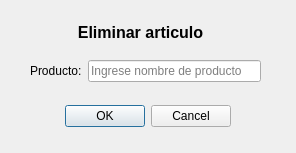
Old version of the form app_proyecto/Qt/window_eliminar.ui in the repository nvargas24/App_stock.
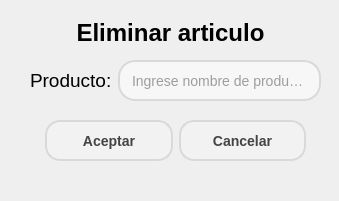
New version of the form.

Diff of the .ui file:
```diff
--- a/app_proyecto/Qt/window_eliminar.ui
+++ b/app_proyecto/Qt/window_eliminar.ui
@@ -6,36 +6,20 @@
    <rect>
     <x>0</x>
     <y>0</y>
-    <width>296</width>
-    <height>153</height>
+    <width>339</width>
+    <height>201</height>
    </rect>
   </property>
   <property name="windowTitle">
    <string>Dialog</string>
   </property>
-  <widget class="QDialogButtonBox" name="btns_option">
-   <property name="geometry">
-    <rect>
-     <x>60</x>
-     <y>100</y>
-     <width>171</width>
-     <height>32</height>
-    </rect>
-   </property>
-   <property name="orientation">
-    <enum>Qt::Horizontal</enum>
-   </property>
-   <property name="standardButtons">
-    <set>QDialogButtonBox::Cancel|QDialogButtonBox::Ok</set>
-   </property>
-  </widget>
   <widget class="QWidget" name="layoutWidget">
    <property name="geometry">
     <rect>
      <x>30</x>
      <y>60</y>
-     <width>231</width>
-     <height>31</height>
+     <width>291</width>
+     <height>41</height>
     </rect>
    </property>
    <layout class="QFormLayout" name="formLayout">
@@ -43,7 +27,8 @@
      <widget class="QLabel" name="label_nombre">
       <property name="font">
        <font>
-        <pointsize>9</pointsize>
+        <family>Segoe UI</family>
+        <pointsize>14</pointsize>
        </font>
       </property>
       <property name="text">
@@ -53,6 +38,17 @@
     </item>
     <item row="0" column="1">
      <widget class="QLineEdit" name="in_nombre">
+      <property name="sizePolicy">
+       <sizepolicy hsizetype="Expanding" vsizetype="Expanding">
+        <horstretch>0</horstretch>
+        <verstretch>0</verstretch>
+       </sizepolicy>
+      </property>
+      <property name="font">
+       <font>
+        <pointsize>-1</pointsize>
+       </font>
+      </property>
       <property name="tabletTracking">
        <bool>false</bool>
       </property>
@@ -62,6 +58,20 @@
       <property name="autoFillBackground">
        <bool>false</bool>
       </property>
+      <property name="styleSheet">
+       <string notr="true">QLineEdit {
+    background-color: #F7F7F7; /* Color de fondo */
+    border: 2px solid #D9D9D9; /* Borde gris claro */
+    border-radius: 17px; /* Bordes curvos */
+    padding: 5px 10px; /* Espacio interno para texto */
+    font-size: 14px; /* Tamaño de fuente */
+    color: #444444; /* Color de texto */
+}
+QLineEdit:focus {
+    border-color: #0078d7; /* Cambia el color del borde cuando se selecciona el QLineEdit */
+    outline: none; /* Elimina el contorno alrededor del QLineEdit al seleccionarlo */
+}</string>
+      </property>
       <property name="inputMethodHints">
        <set>Qt::ImhNone</set>
       </property>
@@ -96,7 +106,7 @@
   <widget class="QLabel" name="titulo">
    <property name="geometry">
     <rect>
-     <x>30</x>
+     <x>60</x>
      <y>10</y>
      <width>221</width>
      <height>45</height>
@@ -104,7 +114,8 @@
    </property>
    <property name="font">
     <font>
-     <pointsize>12</pointsize>
+     <family>Segoe UI</family>
+     <pointsize>18</pointsize>
      <weight>75</weight>
      <bold>true</bold>
     </font>
@@ -119,8 +130,8 @@
   <widget class="QLabel" name="notificacion">
    <property name="geometry">
     <rect>
-     <x>100</x>
-     <y>130</y>
+     <x>90</x>
+     <y>170</y>
      <width>161</width>
      <height>20</height>
     </rect>
@@ -147,6 +158,154 @@
     <set>Qt::LinksAccessibleByMouse|Qt::TextEditable</set>
    </property>
   </widget>
+  <widget class="QWidget" name="horizontalLayoutWidget">
+   <property name="geometry">
+    <rect>
+     <x>30</x>
+     <y>120</y>
+     <width>291</width>
+     <height>41</height>
+    </rect>
+   </property>
+   <layout class="QHBoxLayout" name="horizontalLayout">
+    <property name="leftMargin">
+     <number>15</number>
+    </property>
+    <property name="rightMargin">
+     <number>15</number>
+    </property>
+    <item>
+     <widget class="QPushButton" name="btn_aceptar">
+      <property name="enabled">
+       <bool>true</bool>
+      </property>
+      <property name="sizePolicy">
+       <sizepolicy hsizetype="Preferred" vsizetype="Expanding">
+        <horstretch>0</horstretch>
+        <verstretch>0</verstretch>
+       </sizepolicy>
+      </property>
+      <property name="font">
+       <font>
+        <family>Segoe UI</family>
+        <pointsize>-1</pointsize>
+        <weight>75</weight>
+        <bold>true</bold>
+       </font>
+      </property>
+      <property name="styleSheet">
+       <string notr="true">QPushButton {
+    background-color: #F2F2F2; /* Color de fondo */
+    border: 2px solid #D9D9D9; /* Borde gris claro */
+    border-radius: 15px; /* Bordes curvos */
+    padding: 5px 10px; /* Espacio interno para texto */
+    font-weight: bold; /* Texto en negrita */
+    font-size: 14px; /* Tamaño de fuente */
+    color: #444444; /* Color de texto */
+}
+
+QPushButton:hover {
+    background-color: #88AEF1; /* Color celeste */
+    border-color: #0078D7; /* Borde celeste */
+    color: #FFFFFF; /* Color de texto blanco */
+}</string>
+      </property>
+      <property name="inputMethodHints">
+       <set>Qt::ImhSensitiveData|Qt::ImhUppercaseOnly</set>
+      </property>
+      <property name="text">
+       <string>Aceptar</string>
+      </property>
+      <property name="checkable">
+       <bool>true</bool>
+      </property>
+      <property name="checked">
+       <bool>true</bool>
+      </property>
+      <property name="autoRepeat">
+       <bool>true</bool>
+      </property>
+      <property name="autoRepeatDelay">
+       <number>150</number>
+      </property>
+      <property name="autoDefault">
+       <bool>false</bool>
+      </property>
+      <property name="default">
+       <bool>false</bool>
+      </property>
+      <property name="flat">
+       <bool>false</bool>
+      </property>
+     </widget>
+    </item>
+    <item>
+     <widget class="QPushButton" name="btn_cancelar">
+      <property name="enabled">
+       <bool>true</bool>
+      </property>
+      <property name="sizePolicy">
+       <sizepolicy hsizetype="Preferred" vsizetype="Expanding">
+        <horstretch>0</horstretch>
+        <verstretch>0</verstretch>
+       </sizepolicy>
+      </property>
+      <property name="font">
+       <font>
+        <family>Segoe UI</family>
+        <pointsize>-1</pointsize>
+        <weight>75</weight>
+        <bold>true</bold>
+       </font>
+      </property>
+      <property name="styleSheet">
+       <string notr="true">QPushButton {
+    background-color: #F2F2F2; /* Color de fondo */
+    border: 2px solid #D9D9D9; /* Borde gris claro */
+    border-radius: 15px; /* Bordes curvos */
+    padding: 5px 10px; /* Espacio interno para texto */
+    font-weight: bold; /* Texto en negrita */
+    font-size: 14px; /* Tamaño de fuente */
+    color: #444444; /* Color de texto */
+}
+
+QPushButton:hover {
+    background-color: #88AEF1; /* Color celeste */
+    border-color: #0078D7; /* Borde celeste */
+    color: #FFFFFF; /* Color de texto blanco */
+}</string>
+      </property>
+      <property name="inputMethodHints">
+       <set>Qt::ImhSensitiveData|Qt::ImhUppercaseOnly</set>
+      </property>
+      <property name="text">
+       <string>Cancelar</string>
+      </property>
+      <property name="checkable">
+       <bool>true</bool>
+      </property>
+      <property name="checked">
+       <bool>true</bool>
+      </property>
+      <property name="autoRepeat">
+       <bool>true</bool>
+      </property>
+      <property name="autoRepeatDelay">
+       <number>150</number>
+      </property>
+      <property name="autoDefault">
+       <bool>false</bool>
+      </property>
+      <property name="default">
+       <bool>false</bool>
+      </property>
+      <property name="flat">
+       <bool>false</bool>
+      </property>
+     </widget>
+    </item>
+   </layout>
+  </widget>
  </widget>
  <resources/>
  <connections/>
```
